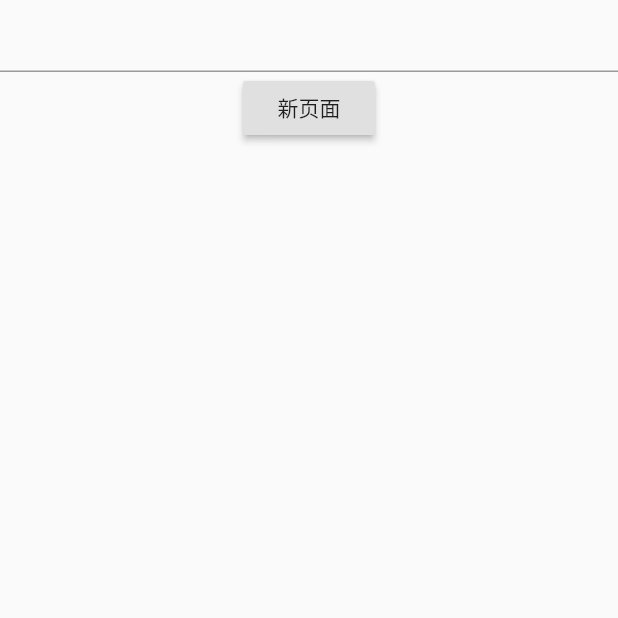
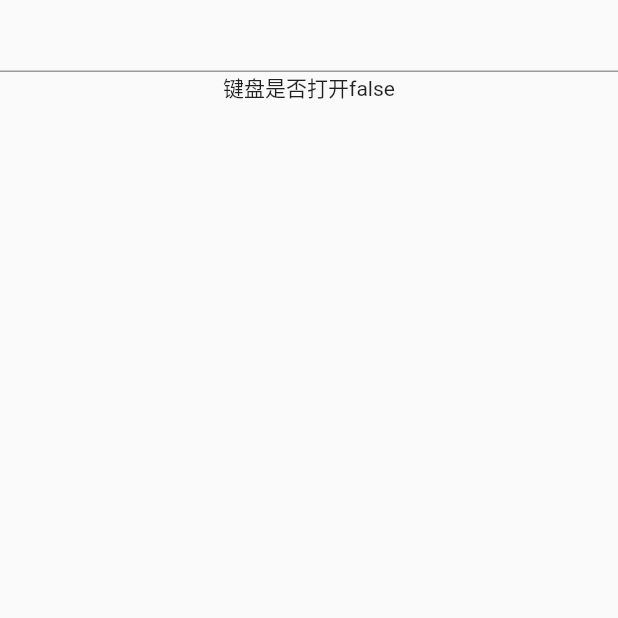
Before and after one commit to tangwanchao/flutter_widget, a Flutter app: the screen it shows after launch, on a phone screen of 412 x 824 dp, the top half of it. Run offline on Flutter 3.47's test engine with Material 2 defaults, Android fonts, the phone set to English and light mode, and no system bars.

Commit message:
新增 KeyboardStateProvider 多次使用 KeybaordStateWidget 报错 bug 修复

```diff
--- a/example/lib/keyboard_state_widget_example.dart
+++ b/example/lib/keyboard_state_widget_example.dart
@@ -1,6 +1,6 @@
-import 'package:flutter/cupertino.dart';
 import 'package:flutter/material.dart';
 import 'package:flutter_widget/flutter_widget.dart';
+import 'package:provider/provider.dart';
 
 class KeyBoardStateWidgetExample extends StatelessWidget {
   final TextEditingController _controller = TextEditingController();
@@ -9,21 +9,21 @@ class KeyBoardStateWidgetExample extends StatelessWidget {
   Widget build(BuildContext context) {
     return SafeArea(
       child: Scaffold(
+        // KeyboardStateWidget 监听键盘状态
         body: KeyboardStateWidget(
           child: Column(
             children: <Widget>[
               TextField(
                 controller: _controller,
               ),
-              RaisedButton(
-                child: Text("新页面"), onPressed: () {
-                Navigator.of(context).push(MaterialPageRoute(builder: (context) {
-                  return KeyBoardStateWidgetExample();
-                }));
-              },
-              ),
+              // 使用 KeyboardStateProvider 提供的键盘状态
+              // 这里获取的状态和上面的 KeyboardStateWidget 无关
+              Consumer<KeyboardState>(
+                builder: (context, value, child) => Text("键盘是否打开${value.isOpen}"),
+              )
             ],
           ),
+          // KeyboardStateWidget 的键盘回调
           listener: (keyBoardIsOpen) {
             _controller.text = "keyBoardIsOpen = $keyBoardIsOpen";
           },
--- a/example/lib/main.dart
+++ b/example/lib/main.dart
@@ -1,4 +1,5 @@
 import 'package:flutter/material.dart';
+import 'package:flutter_widget/flutter_widget.dart';
 import 'keyboard_state_widget_example.dart';
 
 void main() => runApp(MyApp());
@@ -6,12 +7,15 @@ void main() => runApp(MyApp());
 class MyApp extends StatelessWidget {
   @override
   Widget build(BuildContext context) {
-    return MaterialApp(
-      title: 'Flutter Demo',
-      theme: ThemeData(
-        primarySwatch: Colors.blue,
+    // 提供全局键盘状态
+    return KeyboardStateProvider(
+      child: MaterialApp(
+        title: 'Flutter Demo',
+        theme: ThemeData(
+          primarySwatch: Colors.blue,
+        ),
+        home: KeyBoardStateWidgetExample(),
       ),
-      home: KeyBoardStateWidgetExample(),
     );
   }
 }
--- a/lib/widget/edge_insert_observer.dart
+++ b/lib/widget/edge_insert_observer.dart
@@ -1,4 +1,4 @@
-import 'package:flutter/material.dart';
+import 'package:flutter/widgets.dart';
 
 mixin BottomInsertObserver<T extends StatefulWidget> on State<T>, WidgetsBindingObserver {
   bool _didChangeMetrics = false;
@@ -10,6 +10,7 @@ mixin BottomInsertObserver<T extends StatefulWidget> on State<T>, WidgetsBinding
   ///  如果为 true 总是调用 [bottomInsertComplete]
   bool alwaysNotify = false;
 
+  @mustCallSuper
   @override
   void initState() {
     _widgetsBinding.addObserver(this);
@@ -26,8 +27,8 @@ mixin BottomInsertObserver<T extends StatefulWidget> on State<T>, WidgetsBinding
         }
 
         _preBottomInset = _bottomInset;
-        _bottomInset = MediaQuery
-            .of(context)
+        _bottomInset = MediaQueryData
+            .fromWindow(WidgetsBinding.instance.window)
             .viewInsets
             .bottom;
 
@@ -43,6 +44,7 @@ mixin BottomInsertObserver<T extends StatefulWidget> on State<T>, WidgetsBinding
     super.initState();
   }
 
+  @mustCallSuper
   @override
   void didChangeMetrics() {
     _didChangeMetrics = true;
@@ -51,6 +53,7 @@ mixin BottomInsertObserver<T extends StatefulWidget> on State<T>, WidgetsBinding
 
   void bottomInsertComplete();
 
+  @mustCallSuper
   @override
   void dispose() {
     _widgetsBinding.removeObserver(this);
--- a/lib/widget/keep_alive.dart
+++ b/lib/widget/keep_alive.dart
@@ -1,4 +1,4 @@
-import 'package:flutter/material.dart';
+import 'package:flutter/widgets.dart';
 
 /// 参考 AutomaticKeepAliveClientMixin
 class KeepAlive extends StatefulWidget{
--- a/lib/widget/keyboard_state_widget.dart
+++ b/lib/widget/keyboard_state_widget.dart
@@ -1,22 +1,20 @@
-import 'package:flutter/material.dart';
+import 'package:flutter/widgets.dart';
 import 'package:flutter_widget/widget/edge_insert_observer.dart';
+import 'package:provider/provider.dart';
 
 /// 键盘状态改变监听 Widget
+/// Provider版本 [KeyboardStateProvider]
 class KeyboardStateWidget extends StatefulWidget {
   KeyboardStateWidget({
+    Key key,
     @required this.child,
     @required this.listener,
     this.notifyBottomInsert = 100,
     this.alwaysNotify = false,
   })
       : assert(child != null),
-        assert(listener != null);
-
-  KeyboardStateWidget.provider(Widget child,
-      ValueChanged<bool> listener, {
-        double notifyBottomInsert = 100,
-        bool alwaysNotify = true,
-      }) : this(child: child, listener: listener, notifyBottomInsert: notifyBottomInsert, alwaysNotify: alwaysNotify);
+        assert(listener != null),
+        super(key: key);
 
   final Widget child;
 
@@ -49,3 +47,62 @@ class _KeyboardStateWidgetState extends State<KeyboardStateWidget> with WidgetsB
     widget.listener(bottomInsert >= widget.notifyBottomInsert);
   }
 }
+
+/// 键盘弹出或关闭状态
+/// 配合 [KeyboardStateProvider] 使用
+class KeyboardState with ChangeNotifier {
+  KeyboardState({
+    this.isOpen = false,
+  });
+
+  bool isOpen;
+
+  /// 键盘状态改变调用
+  keyboardStateChanged(bool isOpen) {
+    if (this.isOpen == isOpen) {
+      return;
+    }
+    this.isOpen = isOpen;
+    notifyListeners();
+  }
+}
+
+/// 键盘状态 Provider
+class KeyboardStateProvider extends StatelessWidget {
+  KeyboardStateProvider({
+    Key key,
+    @required this.child,
+    this.notifyBottomInsert = 100,
+    this.alwaysNotify = true,
+  })
+      : assert(child != null),
+        super(key: key);
+
+  /// [KeyboardStateWidget.child]
+  final Widget child;
+
+  /// [KeyboardStateWidget.notifyBottomInsert]
+  final double notifyBottomInsert;
+
+  /// [BottomInsertObserver.alwaysNotify]
+  final bool alwaysNotify;
+
+  final KeyboardState keyboardState = KeyboardState();
+
+  @override
+  Widget build(BuildContext context) {
+    return KeyboardStateWidget(
+      child: ChangeNotifierProvider.value(
+        child: child,
+        value: keyboardState,
+      ),
+      listener: listen,
+      notifyBottomInsert: notifyBottomInsert,
+      alwaysNotify: alwaysNotify,
+    );
+  }
+
+  listen(bool keyboardState) {
+    this.keyboardState.keyboardStateChanged(keyboardState);
+  }
+}
--- a/pubspec.yaml
+++ b/pubspec.yaml
@@ -1,6 +1,6 @@
 name: flutter_widget
 description: Develop common widget extensions to support development often encountered problems, such as PageView save state, get keyboard popup completion events
-version: 1.0.3
+version: 1.0.4
 author: tangwanchao <18284228392@163.com>
 homepage: https://github.com/tangwanchao/flutter_widget
 
```
Also changed, not shown: 3 other files.
